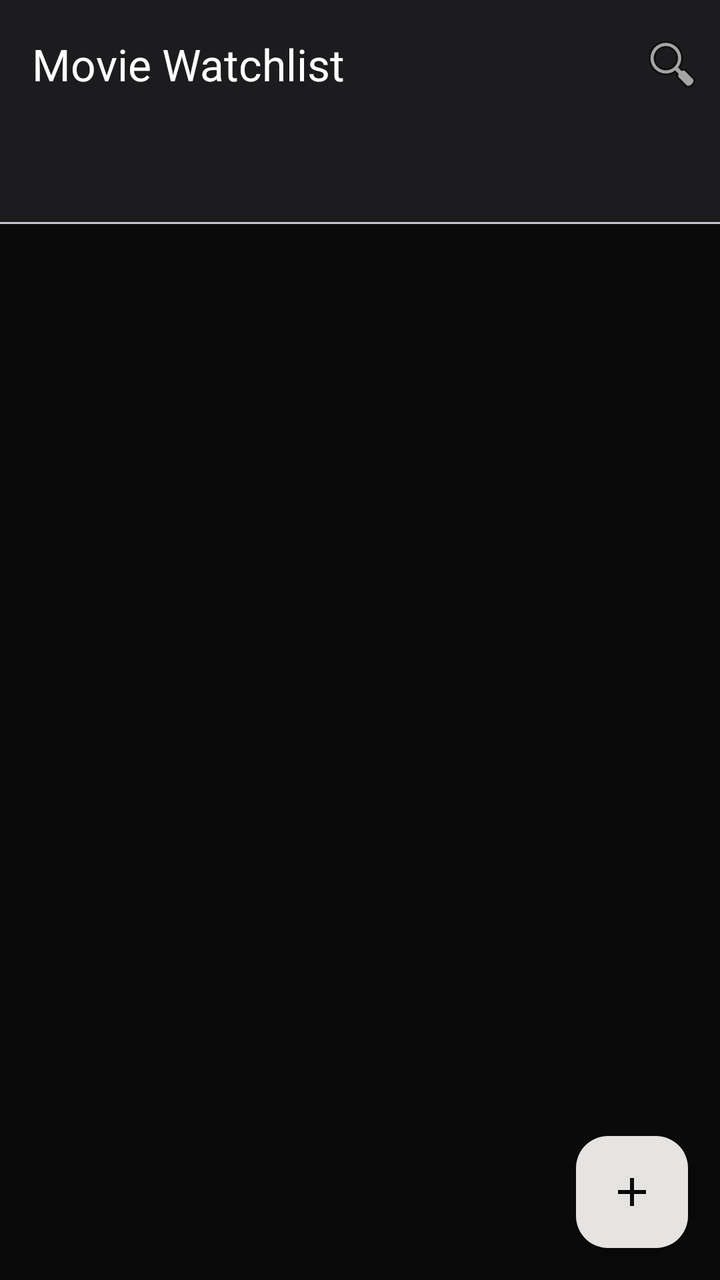
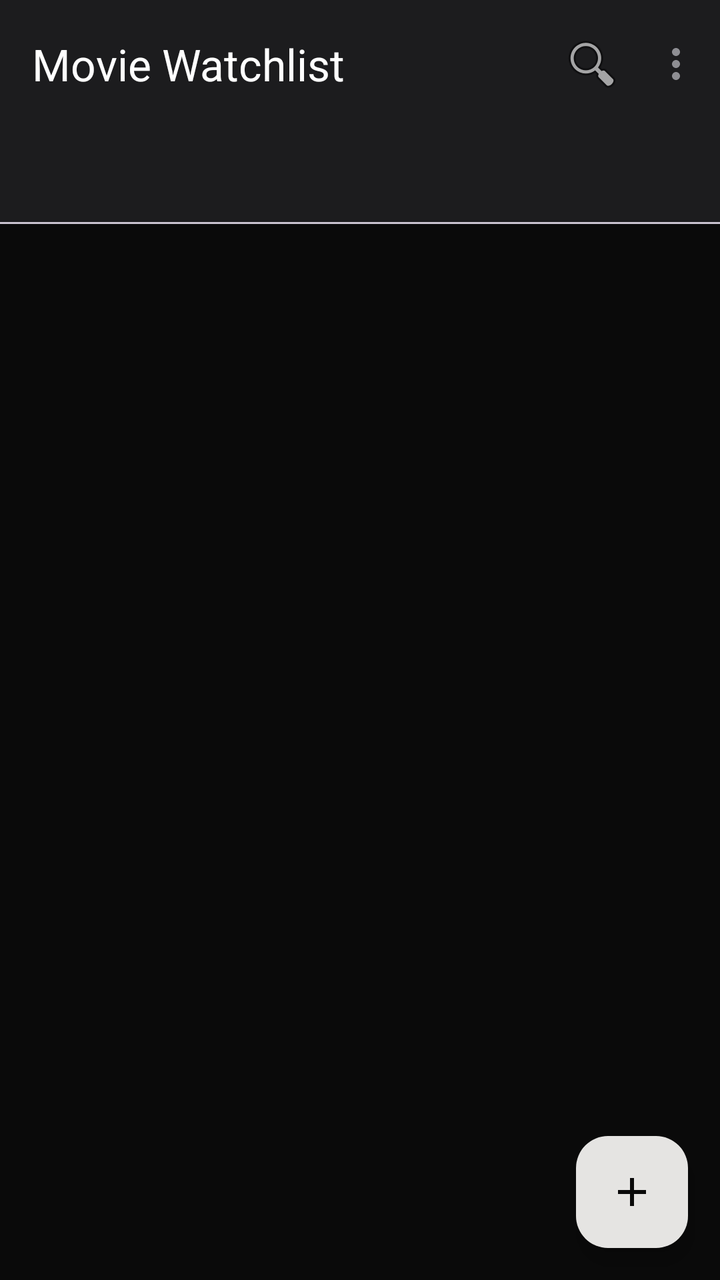

Screens rendered from an Android XML layout before and after an edit, with the pre-edit source and the edit as a unified diff.
<!-- AndroidManifest.xml: application theme Theme.MovieWatchlist -->
<!-- res/layout/fragment_main.xml -->
<?xml version="1.0" encoding="utf-8"?>
<androidx.coordinatorlayout.widget.CoordinatorLayout xmlns:android="http://schemas.android.com/apk/res/android"
    xmlns:app="http://schemas.android.com/apk/res-auto"
    android:layout_width="match_parent"
    android:layout_height="match_parent"
    android:fitsSystemWindows="true">

    <com.google.android.material.appbar.AppBarLayout
        android:layout_width="match_parent"
        android:layout_height="wrap_content">

        <com.google.android.material.appbar.MaterialToolbar
            android:id="@+id/toolbar"
            android:layout_width="match_parent"
            android:layout_height="wrap_content"
            app:title="@string/app_name"
            app:menu="@menu/menu_main" />

        <com.google.android.material.tabs.TabLayout
            android:id="@+id/tabLayout"
            android:layout_width="match_parent"
            android:layout_height="wrap_content"
            app:tabMode="scrollable" />
    </com.google.android.material.appbar.AppBarLayout>

    <androidx.viewpager2.widget.ViewPager2
        android:id="@+id/viewPager"
        android:layout_width="match_parent"
        android:layout_height="match_parent"
        app:layout_behavior="@string/appbar_scrolling_view_behavior" />

    <com.google.android.material.floatingactionbutton.FloatingActionButton
        android:id="@+id/fabAdd"
        android:layout_width="wrap_content"
        android:layout_height="wrap_content"
        android:layout_gravity="bottom|end"
        android:layout_margin="16dp"
        android:contentDescription="@string/add_movie"
        android:src="@drawable/ic_add_24"
        app:backgroundTint="@color/cta_platinum"
        app:tint="@color/deep_obsidian" />

</androidx.coordinatorlayout.widget.CoordinatorLayout>
<!-- resources referenced by this layout -->
<resources>
  <color name="cta_platinum">#E5E4E2</color>
  <color name="deep_obsidian">#0A0A0A</color>
  <!-- drawable ic_add_24 (drawable) -->
  <vector xmlns:android="http://schemas.android.com/apk/res/android"
      android:width="24dp"
      android:height="24dp"
      android:viewportWidth="24"
      android:viewportHeight="24">
      <path
          android:fillColor="@android:color/white"
          android:pathData="M19,13H13V19H11V13H5V11H11V5H13V11H19V13Z" />
  </vector>
  <string name="add_movie">Add Movie</string>
  <string name="app_name">Movie Watchlist</string>
  <style name="Theme.MovieWatchlist" parent="Base.Theme.MovieWatchlist" />
  <style name="Base.Theme.MovieWatchlist" parent="Theme.Material3.DayNight.NoActionBar">
          <item name="colorPrimary">@color/silver_metallic</item>
          <item name="colorOnPrimary">@color/deep_obsidian</item>
          <item name="android:windowBackground">@color/deep_obsidian</item>
          <item name="colorSurface">@color/dark_charcoal</item>
          <item name="colorOnSurface">@color/white</item>
          <item name="colorOnSurfaceVariant">@color/steel_grey</item>
          <item name="android:textColorPrimary">@color/white</item>
          <item name="android:textColorSecondary">@color/steel_grey</item>
          <item name="android:editTextColor">@color/white</item>
          <item name="android:textColorHint">@color/steel_grey</item>
          <item name="android:navigationBarColor">@color/deep_obsidian</item>
          <item name="android:windowLightStatusBar" tools:targetApi="m">false</item>
          <item name="android:windowLightNavigationBar" tools:targetApi="o">false</item>
      </style>
  <color name="silver_metallic">#C0C0C0</color>
  <color name="dark_charcoal">#1C1C1E</color>
  <color name="white">#FFFFFFFF</color>
  <color name="steel_grey">#8E8E93</color>
</resources>

<!-- the commit's change to res/layout/fragment_main.xml (unified diff, before → after) -->
@@ -21,7 +21,15 @@
             android:layout_width="match_parent"
             android:layout_height="wrap_content"
             app:tabMode="scrollable" />
+
+        <com.google.android.material.progressindicator.LinearProgressIndicator
+            android:id="@+id/syncProgress"
+            android:layout_width="match_parent"
+            android:layout_height="wrap_content"
+            android:indeterminate="true"
+            android:visibility="gone" />
     </com.google.android.material.appbar.AppBarLayout>
+
 
     <androidx.viewpager2.widget.ViewPager2
         android:id="@+id/viewPager"
